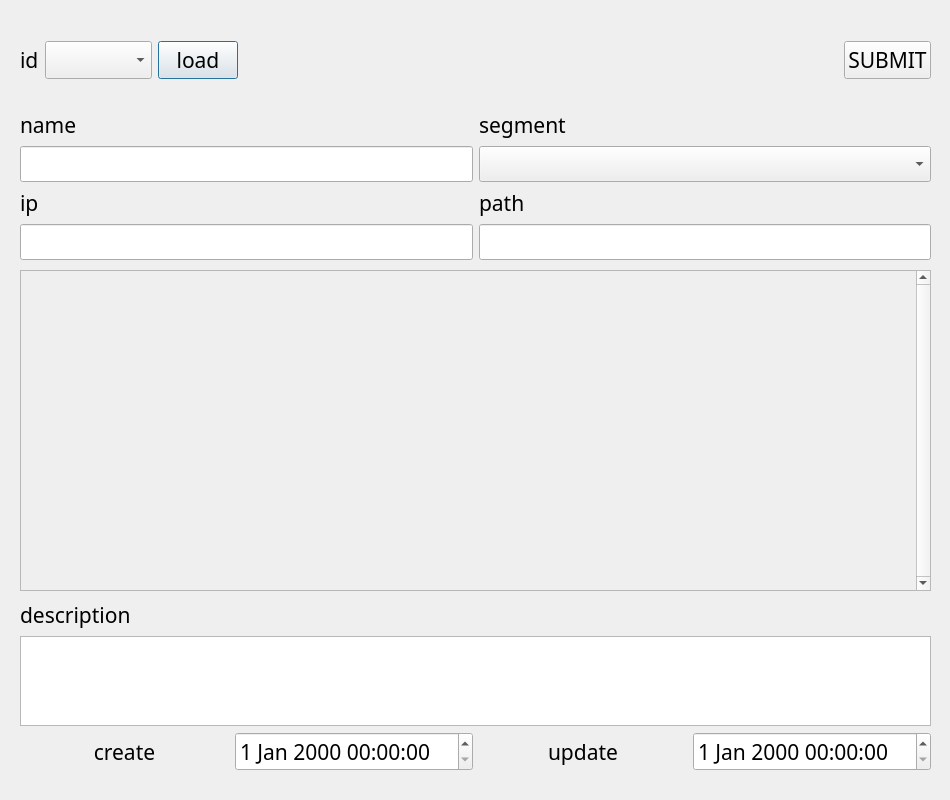
Before: the Qt Designer form ui/spDialog.ui in SuhYeoJee/OrderManager, drawn with Qt 5.
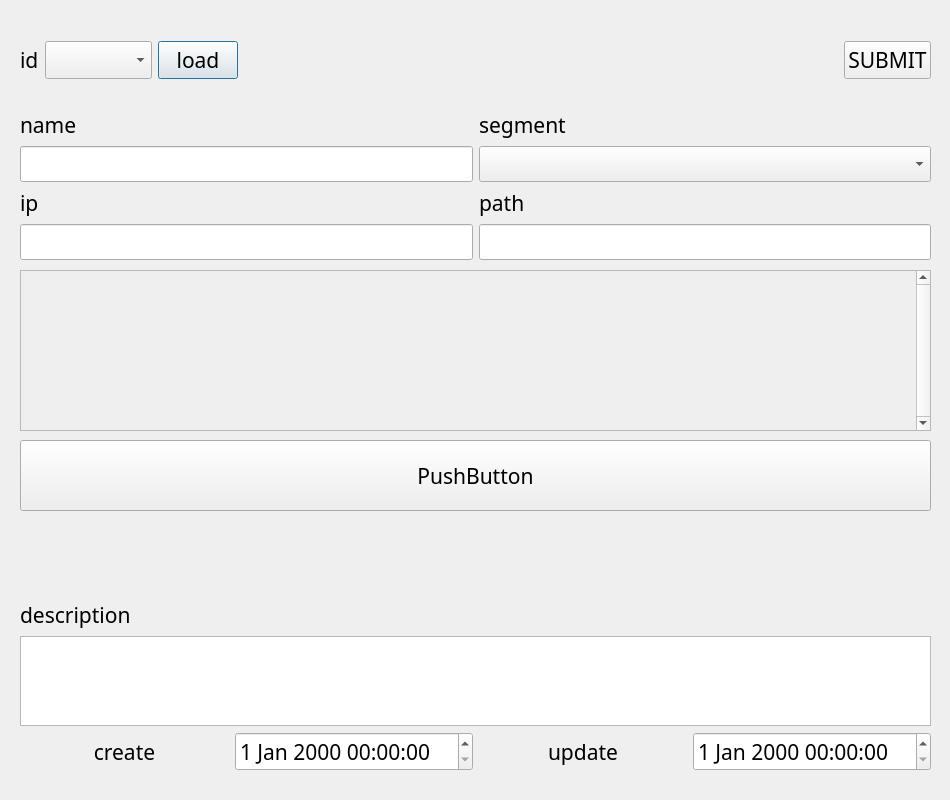
After: the same form once the commit is applied.

Patch:
```diff
--- a/ui/spDialog.ui
+++ b/ui/spDialog.ui
@@ -25,7 +25,7 @@
      <x>20</x>
      <y>270</y>
      <width>911</width>
-     <height>321</height>
+     <height>161</height>
     </rect>
    </property>
    <property name="verticalScrollBarPolicy">
@@ -40,7 +40,7 @@
       <x>0</x>
       <y>0</y>
       <width>888</width>
-      <height>319</height>
+      <height>159</height>
      </rect>
     </property>
    </widget>
@@ -219,6 +219,19 @@
     </item>
    </layout>
   </widget>
+  <widget class="QPushButton" name="pushButton">
+   <property name="geometry">
+    <rect>
+     <x>20</x>
+     <y>440</y>
+     <width>911</width>
+     <height>71</height>
+    </rect>
+   </property>
+   <property name="text">
+    <string>PushButton</string>
+   </property>
+  </widget>
  </widget>
  <resources/>
  <connections/>
```
